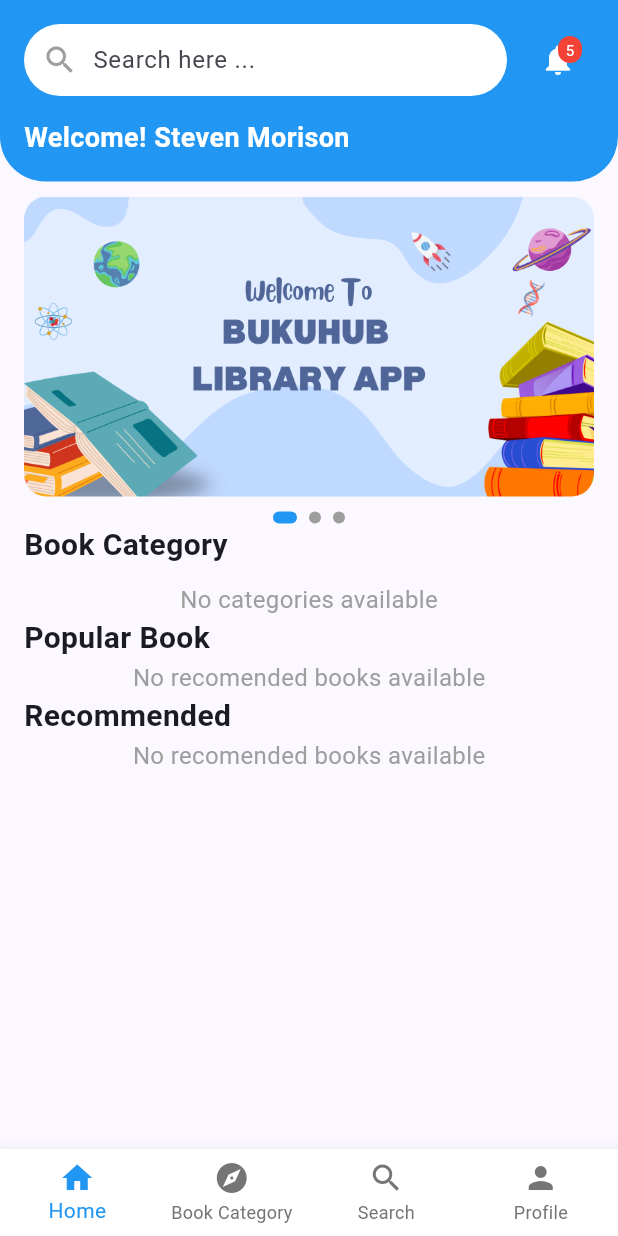
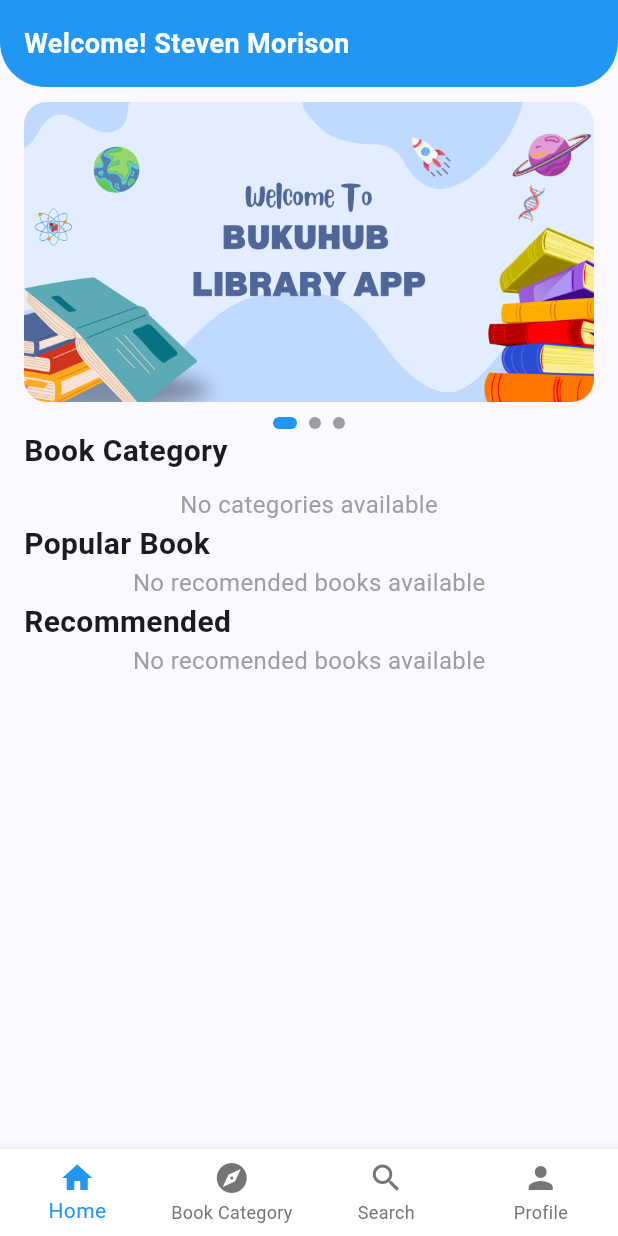
Before and after one commit to ibrahimalanshor/library, a Flutter app: the HomeScreen screen opened by its route, on a phone screen of 412 x 824 dp. Run offline on Flutter 3.47's test engine with Material 3 defaults, Android fonts, the phone set to English and light mode, and no system bars; our stand-ins replace animated_text_kit, carousel_slider, cloud_firestore, firebase_auth, firebase_core, firebase_storage and 1 more; accounts and stored records are empty; project files that could hold a hidden picture were left out.

Commit message:
remove searc

```diff
--- a/lib/dashboard/dashboard_screen.dart
+++ b/lib/dashboard/dashboard_screen.dart
@@ -305,69 +305,6 @@ class _HomeScreenState extends State<HomeScreen> with TickerProviderStateMixin {
       ),
       child: Column(
         children: [
-          Row(
-            mainAxisAlignment: MainAxisAlignment.spaceBetween,
-            children: [
-              Expanded(
-                child: Container(
-                  padding: const EdgeInsets.symmetric(horizontal: 12.0),
-                  decoration: BoxDecoration(
-                    color: Colors.white,
-                    borderRadius: BorderRadius.circular(30),
-                  ),
-                  child: const Row(
-                    children: [
-                      Icon(Icons.search, color: Colors.grey),
-                      SizedBox(width: 10),
-                      Expanded(
-                        child: TextField(
-                          decoration: InputDecoration(
-                            hintText: 'Search here ...',
-                            border: InputBorder.none,
-                          ),
-                        ),
-                      ),
-                    ],
-                  ),
-                ),
-              ),
-              const SizedBox(width: 10),
-              Stack(
-                children: [
-                  IconButton(
-                    icon: const Icon(Icons.notifications, color: Colors.white),
-                    onPressed: () {
-                      // Add notification functionality here
-                    },
-                  ),
-                  Positioned(
-                    right: 8,
-                    top: 8,
-                    child: Container(
-                      padding: const EdgeInsets.all(2),
-                      decoration: BoxDecoration(
-                        color: Colors.red,
-                        borderRadius: BorderRadius.circular(12),
-                      ),
-                      constraints: const BoxConstraints(
-                        minWidth: 16,
-                        minHeight: 16,
-                      ),
-                      child: const Text(
-                        '5',
-                        style: TextStyle(
-                          color: Colors.white,
-                          fontSize: 10,
-                        ),
-                        textAlign: TextAlign.center,
-                      ),
-                    ),
-                  ),
-                ],
-              ),
-            ],
-          ),
-          const SizedBox(height: 15),
           const Row(
             children: [
               Text(
```
